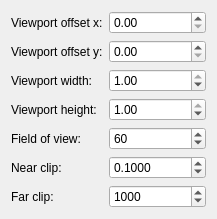
Lonartie/GraphicsSandbox, file sandbox/UI/Components/CameraComponentView/CameraComponentView.ui: the form before one commit.
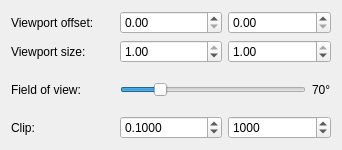
The form after the commit.

Commit message: changed camera component ui

The edit to the form file:
```diff
--- a/sandbox/UI/Components/CameraComponentView/CameraComponentView.ui
+++ b/sandbox/UI/Components/CameraComponentView/CameraComponentView.ui
@@ -6,63 +6,49 @@
    <rect>
     <x>0</x>
     <y>0</y>
-    <width>200</width>
-    <height>208</height>
+    <width>342</width>
+    <height>150</height>
    </rect>
   </property>
   <property name="windowTitle">
    <string>CameraComponentView</string>
   </property>
   <layout class="QGridLayout" name="gridLayout">
-   <item row="4" column="0">
+   <item row="0" column="2">
+    <widget class="QDoubleSpinBox" name="viewportY">
+     <property name="maximum">
+      <double>1.000000000000000</double>
+     </property>
+     <property name="singleStep">
+      <double>0.010000000000000</double>
+     </property>
+    </widget>
+   </item>
+   <item row="1" column="0">
+    <widget class="QLabel" name="label_3">
+     <property name="text">
+      <string>Viewport size:</string>
+     </property>
+    </widget>
+   </item>
+   <item row="2" column="0">
     <widget class="QLabel" name="label_5">
      <property name="text">
       <string>Field of view:</string>
      </property>
     </widget>
    </item>
-   <item row="5" column="0">
+   <item row="3" column="0">
     <widget class="QLabel" name="label_6">
      <property name="text">
-      <string>Near clip:</string>
-     </property>
-    </widget>
-   </item>
-   <item row="2" column="0">
-    <widget class="QLabel" name="label_3">
-     <property name="text">
-      <string>Viewport width:</string>
+      <string>Clip:</string>
      </property>
     </widget>
    </item>
    <item row="0" column="0">
     <widget class="QLabel" name="label">
      <property name="text">
-      <string>Viewport offset x:</string>
-     </property>
-    </widget>
-   </item>
-   <item row="3" column="0">
-    <widget class="QLabel" name="label_4">
-     <property name="text">
-      <string>Viewport height:</string>
-     </property>
-    </widget>
-   </item>
-   <item row="1" column="1">
-    <widget class="QDoubleSpinBox" name="viewportY">
-     <property name="maximum">
-      <double>1.000000000000000</double>
-     </property>
-     <property name="singleStep">
-      <double>0.010000000000000</double>
-     </property>
-    </widget>
-   </item>
-   <item row="1" column="0">
-    <widget class="QLabel" name="label_2">
-     <property name="text">
-      <string>Viewport offset y:</string>
+      <string>Viewport offset:</string>
      </property>
     </widget>
    </item>
@@ -76,7 +62,7 @@
      </property>
     </widget>
    </item>
-   <item row="2" column="1">
+   <item row="1" column="1">
     <widget class="QDoubleSpinBox" name="viewportWidth">
      <property name="maximum">
       <double>1.000000000000000</double>
@@ -90,45 +76,6 @@
     </widget>
    </item>
    <item row="3" column="1">
-    <widget class="QDoubleSpinBox" name="viewportHeight">
-     <property name="maximum">
-      <double>1.000000000000000</double>
-     </property>
-     <property name="singleStep">
-      <double>0.010000000000000</double>
-     </property>
-     <property name="value">
-      <double>1.000000000000000</double>
-     </property>
-    </widget>
-   </item>
-   <item row="6" column="0">
-    <widget class="QLabel" name="label_7">
-     <property name="text">
-      <string>Far clip:</string>
-     </property>
-    </widget>
-   </item>
-   <item row="4" column="1">
-    <widget class="QDoubleSpinBox" name="fov">
-     <property name="decimals">
-      <number>0</number>
-     </property>
-     <property name="minimum">
-      <double>1.000000000000000</double>
-     </property>
-     <property name="maximum">
-      <double>180.000000000000000</double>
-     </property>
-     <property name="singleStep">
-      <double>5.000000000000000</double>
-     </property>
-     <property name="value">
-      <double>60.000000000000000</double>
-     </property>
-    </widget>
-   </item>
-   <item row="5" column="1">
     <widget class="QDoubleSpinBox" name="near">
      <property name="decimals">
       <number>4</number>
@@ -147,7 +94,20 @@
      </property>
     </widget>
    </item>
-   <item row="6" column="1">
+   <item row="1" column="2">
+    <widget class="QDoubleSpinBox" name="viewportHeight">
+     <property name="maximum">
+      <double>1.000000000000000</double>
+     </property>
+     <property name="singleStep">
+      <double>0.010000000000000</double>
+     </property>
+     <property name="value">
+      <double>1.000000000000000</double>
+     </property>
+    </widget>
+   </item>
+   <item row="3" column="2">
     <widget class="QDoubleSpinBox" name="far">
      <property name="decimals">
       <number>0</number>
@@ -166,6 +126,33 @@
      </property>
     </widget>
    </item>
+   <item row="2" column="1" colspan="2">
+    <layout class="QHBoxLayout" name="horizontalLayout">
+     <item>
+      <widget class="QSlider" name="fov">
+       <property name="minimum">
+        <number>1</number>
+       </property>
+       <property name="maximum">
+        <number>359</number>
+       </property>
+       <property name="sliderPosition">
+        <number>70</number>
+       </property>
+       <property name="orientation">
+        <enum>Qt::Horizontal</enum>
+       </property>
+      </widget>
+     </item>
+     <item>
+      <widget class="QLabel" name="fovValue">
+       <property name="text">
+        <string>70°</string>
+       </property>
+      </widget>
+     </item>
+    </layout>
+   </item>
   </layout>
  </widget>
  <resources/>
```
The commit also changes 1 other file.
